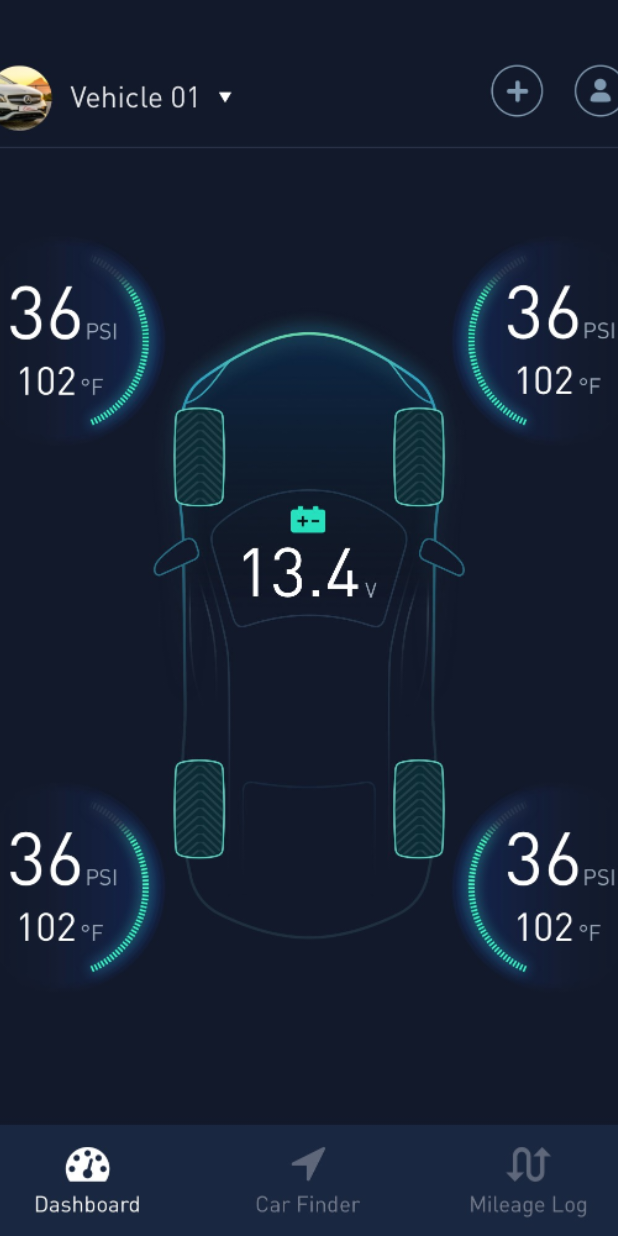
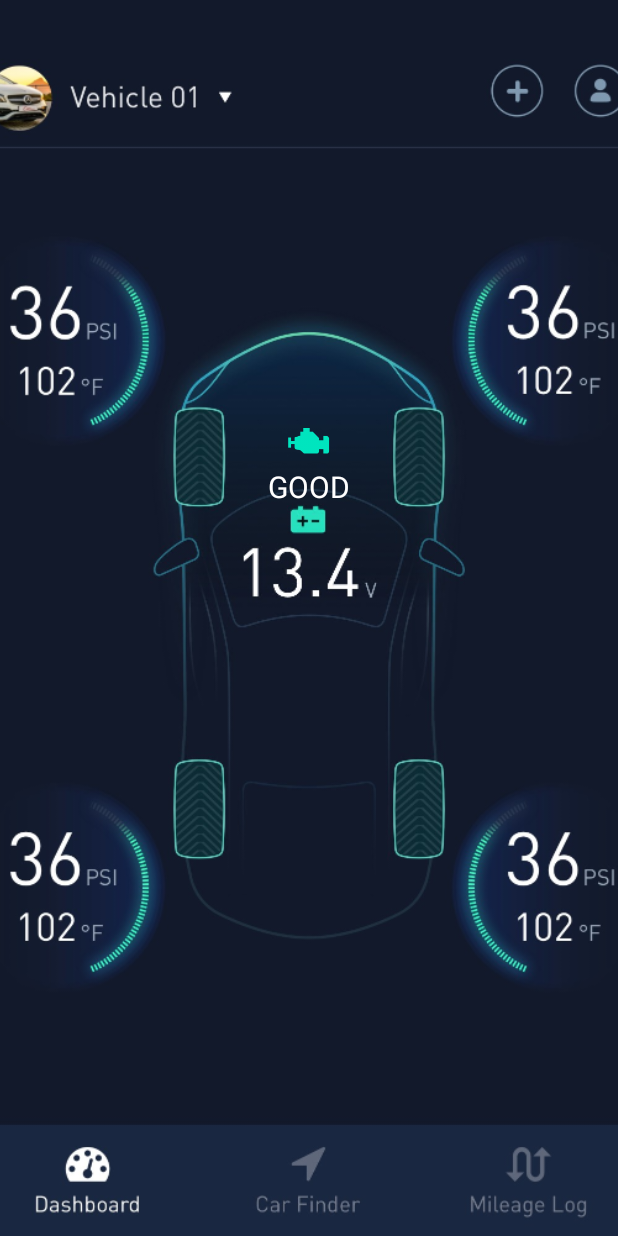
Before and after one commit to xfdingustc/DTC, an Android app: the fragment DeviceFragment shown on its own in the app's theme, on a phone screen of 412 x 824 dp. Run offline under Robolectric (Android 15) with nearby library versions, the phone set to English and light mode, and no system bars; our stand-ins replace ButterKnife.

Commit message:
add fault clear

```diff
--- a/DTC/app/src/main/AndroidManifest.xml
+++ b/DTC/app/src/main/AndroidManifest.xml
@@ -20,6 +20,8 @@
             </intent-filter>
         </activity>
 
+        <activity android:name=".FaultActivity"/>
+
         <service android:name="com.nonda.dtc.ble.AppBleService"/>
     </application>
 
--- a/DTC/app/src/main/java/com/nonda/dtc/DeviceFragment.java
+++ b/DTC/app/src/main/java/com/nonda/dtc/DeviceFragment.java
@@ -5,15 +5,44 @@ import android.support.annotation.Nullable;
 import android.view.LayoutInflater;
 import android.view.View;
 import android.view.ViewGroup;
+import android.widget.ViewAnimator;
+import android.widget.ViewSwitcher;
+
+import butterknife.BindView;
+import butterknife.OnClick;
 
 /**
  * Created by whaley on 2017/5/26.
  */
 
 public class DeviceFragment extends BaseFragment {
+    @OnClick(R.id.good_or_fault)
+    public void onGoodFaultClicked() {
+        if (goodOrFault.getDisplayedChild() == 1) {
+
+        }
+
+        FaultActivity.launch(getActivity());
+    }
+
+
+    @BindView(R.id.good_or_fault)
+    ViewAnimator goodOrFault;
+
     @Override
     public View onCreateView(LayoutInflater inflater, @Nullable ViewGroup container, Bundle savedInstanceState) {
         View view = createFragmentView(inflater, container, R.layout.fragment_device, savedInstanceState);
         return view;
     }
+
+    @Override
+    public void onStart() {
+        super.onStart();
+
+    }
+
+    @Override
+    public void onStop() {
+        super.onStop();
+    }
 }
--- a/DTC/app/src/main/java/com/nonda/dtc/MainActivity.java
+++ b/DTC/app/src/main/java/com/nonda/dtc/MainActivity.java
@@ -144,9 +144,11 @@ public class MainActivity extends AppCompatActivity implements PermissionListene
                 viewPager.postDelayed(new Runnable() {
                     @Override
                     public void run() {
-                        mBleScanDialog.dismiss();
+
+//                        mBleScanDialog.dismiss();
                     }
                 }, 2000);
+
             }
 
             @Override
--- a/DTC/app/src/main/java/com/nonda/dtc/model/ObdData.java
+++ b/DTC/app/src/main/java/com/nonda/dtc/model/ObdData.java
@@ -13,6 +13,7 @@ public class ObdData {
     public int coolant = -1;
     public float flueLevel = -1.0f;
     public float instantMpg = -1.0f;
+    public int error = 0;
 
     public static ObdData fromString(String obd) {
         if (!obd.startsWith("BD$")) {
@@ -39,6 +40,8 @@ public class ObdData {
 
             } else if (onePayLoad.startsWith("XM")) {
                 obdData.instantMpg = Float.valueOf(onePayLoad.substring(2));
+            } else if (onePayLoad.startsWith("D")) {
+//                obdData.error = Integer.valueOf(onePayLoad.substring(1));
             }
         }
 
--- a/DTC/app/src/main/res/layout/fragment_device.xml
+++ b/DTC/app/src/main/res/layout/fragment_device.xml
@@ -8,4 +8,54 @@
         android:scaleType="centerCrop"
         android:src="@drawable/dashboard_devices_connected"/>
 
+    <ViewAnimator
+        android:id="@+id/good_or_fault"
+        android:layout_width="wrap_content"
+        android:layout_height="wrap_content"
+        android:layout_gravity="center"
+        android:layout_marginBottom="100dp">
+
+        <LinearLayout
+            android:layout_width="wrap_content"
+            android:layout_height="wrap_content"
+            android:orientation="vertical">
+
+            <ImageView
+                android:layout_width="wrap_content"
+                android:layout_height="wrap_content"
+                android:src="@drawable/icon_engine_good"
+                android:layout_gravity="center_horizontal"/>
+
+            <TextView
+                android:layout_width="wrap_content"
+                android:layout_height="wrap_content"
+                android:text="GOOD"
+                android:layout_marginTop="8dp"
+                android:textColor="@android:color/white"
+                android:textSize="20sp"/>
+        </LinearLayout>
+
+        <LinearLayout
+            android:layout_width="wrap_content"
+            android:layout_height="wrap_content"
+            android:orientation="vertical">
+
+            <ImageView
+                android:layout_width="wrap_content"
+                android:layout_height="wrap_content"
+                android:src="@drawable/icon_engine_faluts"
+                android:layout_gravity="center_horizontal"/>
+
+            <TextView
+                android:id="@+id/faults"
+                android:layout_width="wrap_content"
+                android:layout_height="wrap_content"
+                android:text="GOOD"
+                android:layout_marginTop="8dp"
+                android:textColor="@android:color/white"
+                android:textSize="20sp"/>
+        </LinearLayout>
+
+    </ViewAnimator>
+
 </FrameLayout>
--- a/DTC/app/src/main/res/values/colors.xml
+++ b/DTC/app/src/main/res/values/colors.xml
@@ -1,6 +1,7 @@
 <?xml version="1.0" encoding="utf-8"?>
 <resources>
-    <color name="colorPrimary">#3F51B5</color>
+    <color name="colorPrimary">#12192B</color>
     <color name="colorPrimaryDark">#303F9F</color>
-    <color name="colorAccent">#FF4081</color>
+    <color name="colorAccent">#37FDC0</color>
+
 </resources>
```
Also changed, not shown: DTC/app/src/main/java/com/nonda/dtc/FaultActivity.java (added, +40 -0 lines), DTC/app/src/main/java/com/nonda/dtc/app/AppHolder.java (+44 -4 lines), DTC/app/src/main/res/layout/activity_fault.xml (added, +20 -0 lines).
